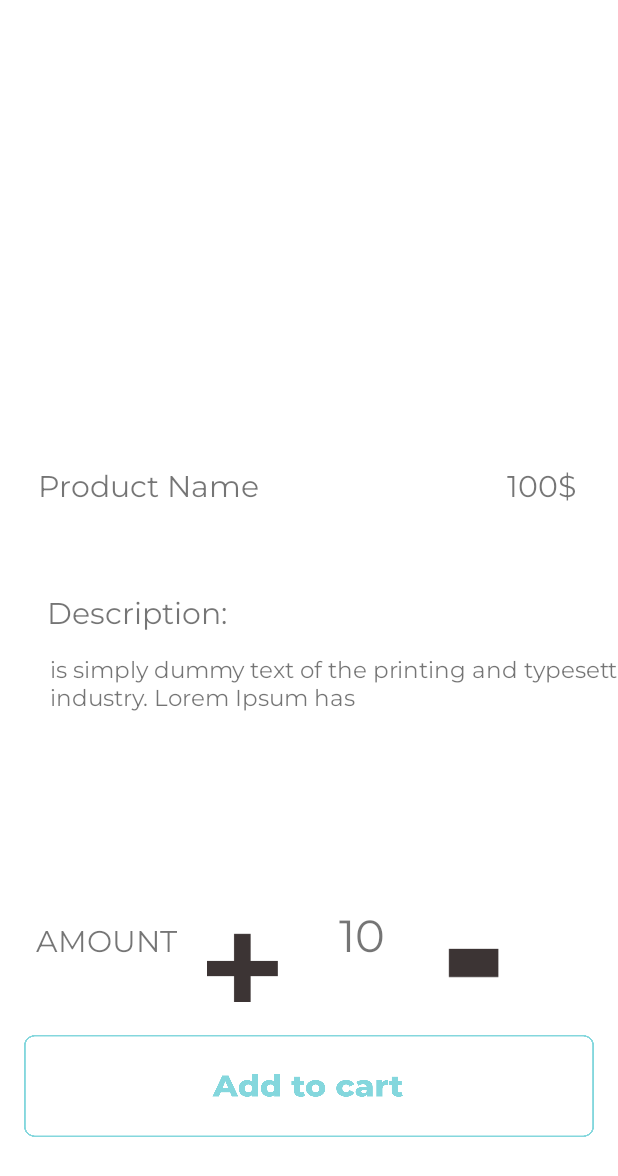
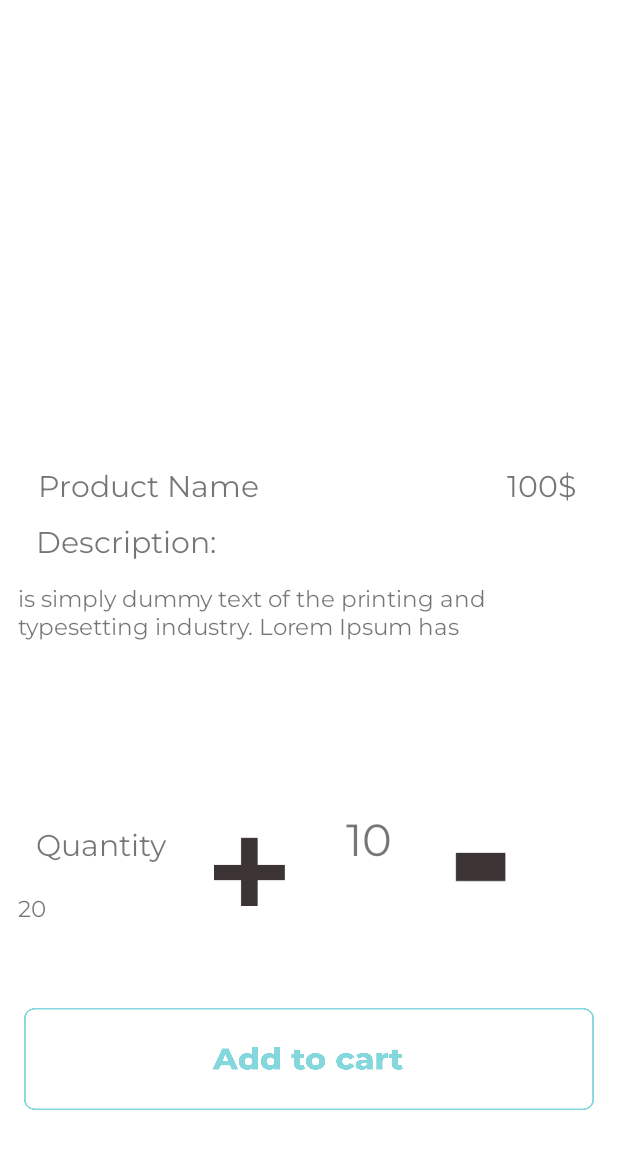
Before and after one commit to IsaacRajab/3elaj, an Android app: the ProductPage screen opened directly, with no data from a screen before it, on a phone screen of 412 x 824 dp. Shown: the top 1176 px of the screen. Run offline under Robolectric (Android 15) with nearby library versions, the phone set to English and light mode, and no system bars.

Commit message:
New Recycolar

```diff
--- a/app/src/main/java/com/example/a3elaj/login.java
+++ b/app/src/main/java/com/example/a3elaj/Login.java
@@ -10,7 +10,7 @@ import android.widget.Toast;
 
 import androidx.appcompat.app.AppCompatActivity;
 
-public class login extends AppCompatActivity {
+public class Login extends AppCompatActivity {
     EditText username;
     EditText password;
     Button logIn;
@@ -55,9 +55,9 @@ public class login extends AppCompatActivity {
         if (isValid) {
             String usernameValue = username.getText().toString();
             String passwordValue = password.getText().toString();
-            if (usernameValue.equals("project@project.com") && passwordValue.equals("12345")) {
+            if (usernameValue.equals("p@p.com") && passwordValue.equals("12345")) {
                 //everything checked we open new activity
-                Intent i = new Intent(login.this, home.class);
+                Intent i = new Intent(Login.this, HomePage.class);
                 startActivity(i);
                 this.finish();
             } else {
--- a/app/src/main/java/com/example/a3elaj/MainActivity.java
+++ b/app/src/main/java/com/example/a3elaj/LunchScreen.java
@@ -7,7 +7,7 @@ import android.os.Bundle;
 import android.view.View;
 import android.widget.Button;
 
-public class MainActivity extends AppCompatActivity {
+public class LunchScreen extends AppCompatActivity {
     Button logIN;
     Button regis;
 
@@ -19,7 +19,7 @@ public class MainActivity extends AppCompatActivity {
         logIN.setOnClickListener(new View.OnClickListener() {
             @Override
             public void onClick(View v) {
-                Intent intent =new Intent(MainActivity.this, login.class);
+                Intent intent =new Intent(LunchScreen.this, Login.class);
                 startActivity(intent);
 
             }
@@ -28,7 +28,7 @@ public class MainActivity extends AppCompatActivity {
         regis.setOnClickListener(new View.OnClickListener() {
             @Override
             public void onClick(View v) {
-                Intent intent =new Intent(MainActivity.this, reg.class);
+                Intent intent =new Intent(LunchScreen.this, reg.class);
                 startActivity(intent);
 
             }
--- a/app/src/main/java/com/example/a3elaj/payment.java
+++ b/app/src/main/java/com/example/a3elaj/Payment.java
@@ -4,7 +4,7 @@ import androidx.appcompat.app.AppCompatActivity;
 
 import android.os.Bundle;
 
-public class payment extends AppCompatActivity {
+public class Payment extends AppCompatActivity {
 
     @Override
     protected void onCreate(Bundle savedInstanceState) {
--- a/app/src/main/java/com/example/a3elaj/RecyclerData.java
+++ b/app/src/main/java/com/example/a3elaj/Product.java
@@ -1,15 +1,17 @@
 package com.example.a3elaj;
 
-public class RecyclerData {
+public class Product {
     private String product;
     private int imgid;
     private String  amount;
 
-    public RecyclerData(String title, int imgid, String amount) {
+    public Product(String title, int imgid, String amount) {
         this.product = title;
         this.imgid = imgid;
         this.amount = amount;
     }
+
+
 
     public String getProduct() {
         return product;
--- a/app/src/main/java/com/example/a3elaj/ProductPage.java
+++ b/app/src/main/java/com/example/a3elaj/ProductPage.java
@@ -3,12 +3,33 @@ package com.example.a3elaj;
 import androidx.appcompat.app.AppCompatActivity;
 
 import android.os.Bundle;
+import android.widget.Button;
+import android.widget.ImageView;
+import android.widget.TextView;
 
 public class ProductPage extends AppCompatActivity {
+    private ImageView pImg;
+    private TextView pName;
+    private TextView pDetails;
+    private TextView pQuantity;
+    private Button addToCart;
+    private Button buyNow;
+
 
     @Override
     protected void onCreate(Bundle savedInstanceState) {
         super.onCreate(savedInstanceState);
         setContentView(R.layout.activity_product_page);
+
+        defin();
+    }
+
+    private void defin() {
+        pImg = findViewById(R.id.pImgSingl);
+        pName = findViewById(R.id.pNameSingl);
+        pDetails = findViewById(R.id.pDetailsSingl);
+        pQuantity = findViewById(R.id.pQuantitySingle);
+        addToCart = findViewById(R.id.addToCartSingle);
+        //pImg = findViewById(R.id.pImgSingl);
     }
 }
--- a/app/src/main/res/layout/activity_login.xml
+++ b/app/src/main/res/layout/activity_login.xml
@@ -5,7 +5,7 @@
     android:layout_width="match_parent"
     android:layout_height="match_parent"
     android:orientation="vertical"
-    tools:context=".login">
+    tools:context=".Login">
 
     <ImageView
         android:id="@+id/logo"
--- a/app/src/main/res/layout/activity_main.xml
+++ b/app/src/main/res/layout/activity_main.xml
@@ -6,7 +6,7 @@
     android:layout_height="match_parent"
     android:background="#04ACB9"
     android:orientation="vertical"
-    tools:context=".MainActivity">
+    tools:context=".LunchScreen">
 
 
     <FrameLayout
--- a/app/src/main/res/layout/activity_payment.xml
+++ b/app/src/main/res/layout/activity_payment.xml
@@ -4,7 +4,7 @@
     xmlns:tools="http://schemas.android.com/tools"
     android:layout_width="match_parent"
     android:layout_height="match_parent"
-    tools:context=".payment">
+    tools:context=".Payment">
 
     <TextView
         android:id="@+id/textView6"
@@ -125,7 +125,6 @@
         android:id="@+id/button"
         android:layout_width="300sp"
         android:layout_height="63dp"
-        android:margin="20sp"
         android:text="Process"
         android:textSize="20sp"
         app:backgroundTint="#84D7DD"
--- a/app/src/main/res/layout/activity_product_page.xml
+++ b/app/src/main/res/layout/activity_product_page.xml
@@ -9,7 +9,7 @@
 
 
     <ImageView
-        android:id="@+id/productImage"
+        android:id="@+id/pImgSingl"
         android:layout_width="0dp"
         android:layout_height="290sp"
         app:layout_constraintEnd_toEndOf="parent"
@@ -17,7 +17,7 @@
         app:layout_constraintTop_toTopOf="parent" />
 
     <TextView
-        android:id="@+id/productName"
+        android:id="@+id/pNameSingl"
         android:layout_width="wrap_content"
         android:layout_height="wrap_content"
         android:layout_marginStart="25dp"
@@ -27,11 +27,11 @@
         android:textSize="20sp"
         app:fontFamily="@font/montserrat"
         app:layout_constraintStart_toStartOf="parent"
-        app:layout_constraintTop_toBottomOf="@+id/productImage" />
+        app:layout_constraintTop_toBottomOf="@+id/pImgSingl" />
 
     <TextView
         app:fontFamily="@font/montserrat"
-        android:id="@+id/productPrice"
+        android:id="@+id/pPriceSingl"
         android:layout_width="wrap_content"
         android:layout_height="wrap_content"
         android:layout_marginTop="21dp"
@@ -39,49 +39,65 @@
         android:text="100$"
         android:textSize="20sp"
         app:layout_constraintEnd_toEndOf="parent"
-        app:layout_constraintTop_toBottomOf="@+id/productImage" />
+        app:layout_constraintTop_toBottomOf="@+id/pImgSingl" />
 
     <TextView
         app:fontFamily="@font/montserrat"
-        android:id="@+id/description"
-        android:layout_width="wrap_content"
+        android:id="@+id/pDetailsSingl"
+        android:layout_width="match_parent"
         android:layout_height="wrap_content"
         android:layout_marginStart="2dp"
         android:layout_marginTop="11dp"
+        android:paddingHorizontal="10dp"
         android:text="is simply dummy text of the printing and typesetting industry. Lorem Ipsum has"
         android:textSize="15sp"
         app:layout_constraintStart_toStartOf="@+id/descriptionTag"
         app:layout_constraintTop_toBottomOf="@+id/descriptionTag" />
 
     <TextView
+
         app:fontFamily="@font/montserrat"
+        android:id="@+id/pQuantitySingle"
+        android:layout_width="match_parent"
+        android:layout_height="wrap_content"
+        android:layout_marginStart="2dp"
+        android:layout_marginTop="11dp"
+        android:paddingHorizontal="10dp"
+        android:text="20"
+        android:textSize="15sp"
+        app:layout_constraintStart_toStartOf="@+id/descriptionTag"
+        app:layout_constraintTop_toBottomOf="@+id/quantity" />
+
+
+    <TextView
         android:id="@+id/descriptionTag"
         android:layout_width="wrap_content"
         android:layout_height="wrap_content"
-        android:layout_marginStart="31dp"
-        android:layout_marginTop="55dp"
+        android:layout_marginStart="24dp"
+        android:layout_marginTop="8dp"
         android:text="Description:"
         android:textSize="20sp"
+        app:fontFamily="@font/montserrat"
         app:layout_constraintStart_toStartOf="parent"
-        app:layout_constraintTop_toBottomOf="@+id/productName" />
+        app:layout_constraintTop_toBottomOf="@+id/pNameSingl" />
 
     <TextView
         android:id="@+id/amountTag"
         android:layout_width="wrap_content"
         android:layout_height="wrap_content"
         android:layout_marginStart="24dp"
-        android:layout_marginBottom="180dp"
-        android:text="AMOUNT"
+        android:layout_marginBottom="244dp"
+        android:text="Quantity"
         android:textSize="20sp"
         app:fontFamily="@font/montserrat"
         app:layout_constraintBottom_toBottomOf="parent"
         app:layout_constraintStart_toStartOf="parent" />
 
     <Button
-        android:id="@+id/add"
+        android:id="@+id/addToCartSingle"
         android:layout_width="48dp"
         android:layout_height="48dp"
-        android:layout_marginStart="20dp"
+        android:layout_marginStart="32dp"
         android:background="@drawable/plus"
         android:text="add"
         android:textSize="0sp"
@@ -93,7 +109,7 @@
         app:layout_constraintVertical_bias="0.0" />
 
     <TextView
-        android:id="@+id/amount"
+        android:id="@+id/quantity"
         android:layout_width="wrap_content"
         android:layout_height="wrap_content"
         android:layout_marginStart="40dp"
@@ -101,7 +117,7 @@
         android:textSize="30sp"
         app:fontFamily="@font/montserrat"
         app:layout_constraintBaseline_toBaselineOf="@+id/amountTag"
-        app:layout_constraintStart_toEndOf="@+id/add" />
+        app:layout_constraintStart_toEndOf="@+id/addToCartSingle" />
 
     <Button
         android:id="@+id/delete"
@@ -115,13 +131,12 @@
         android:textSize="0sp"
         app:backgroundTint="#3C3434"
         app:fontFamily="@font/montserrat"
-        app:layout_constraintBottom_toBottomOf="@+id/amount"
-        app:layout_constraintStart_toEndOf="@+id/amount"
+        app:layout_constraintBottom_toBottomOf="@+id/quantity"
+        app:layout_constraintStart_toEndOf="@+id/quantity"
         app:layout_constraintTop_toTopOf="@+id/amountTag"
         app:layout_constraintVertical_bias="0.0" />
 
     <Button
-        app:fontFamily="@font/montserrat"
         android:id="@+id/addToCart"
         android:layout_width="0dp"
         android:layout_height="68sp"
@@ -133,9 +148,12 @@
         android:text="add"
         android:textSize="0sp"
         app:backgroundTint="#84D7DD"
+        app:fontFamily="@font/montserrat"
         app:layout_constraintBottom_toBottomOf="parent"
         app:layout_constraintEnd_toEndOf="parent"
+        app:layout_constraintHorizontal_bias="0.0"
         app:layout_constraintStart_toStartOf="parent"
-        app:layout_constraintTop_toTopOf="@+id/add" />
+        app:layout_constraintTop_toTopOf="@+id/addToCartSingle"
+        app:layout_constraintVertical_bias="1.0" />
 
 </androidx.constraintlayout.widget.ConstraintLayout>
--- a/app/src/main/res/layout/activity_reg.xml
+++ b/app/src/main/res/layout/activity_reg.xml
@@ -5,7 +5,7 @@
     android:layout_width="match_parent"
     android:layout_height="match_parent"
     android:orientation="vertical"
-    tools:context=".login">
+    tools:context=".Login">
 
     <ImageView
         android:id="@+id/logo"
```
Also changed, not shown: app/src/main/AndroidManifest.xml (+4 -4 lines), app/src/main/java/com/example/a3elaj/Drugs.java (added, +82 -0 lines), app/src/main/java/com/example/a3elaj/DrugsAdapter.java (added, +80 -0 lines), app/src/main/java/com/example/a3elaj/HomePage.java (added, +37 -0 lines), app/src/main/java/com/example/a3elaj/RecyclerViewAdapter.java (+19 -3 lines), app/src/main/java/com/example/a3elaj/home.java (deleted, +0 -36 lines), app/src/main/res/layout/activity_home.xml (+14 -5 lines), app/src/main/res/layout/card_layout.xml (+17 -15 lines).
